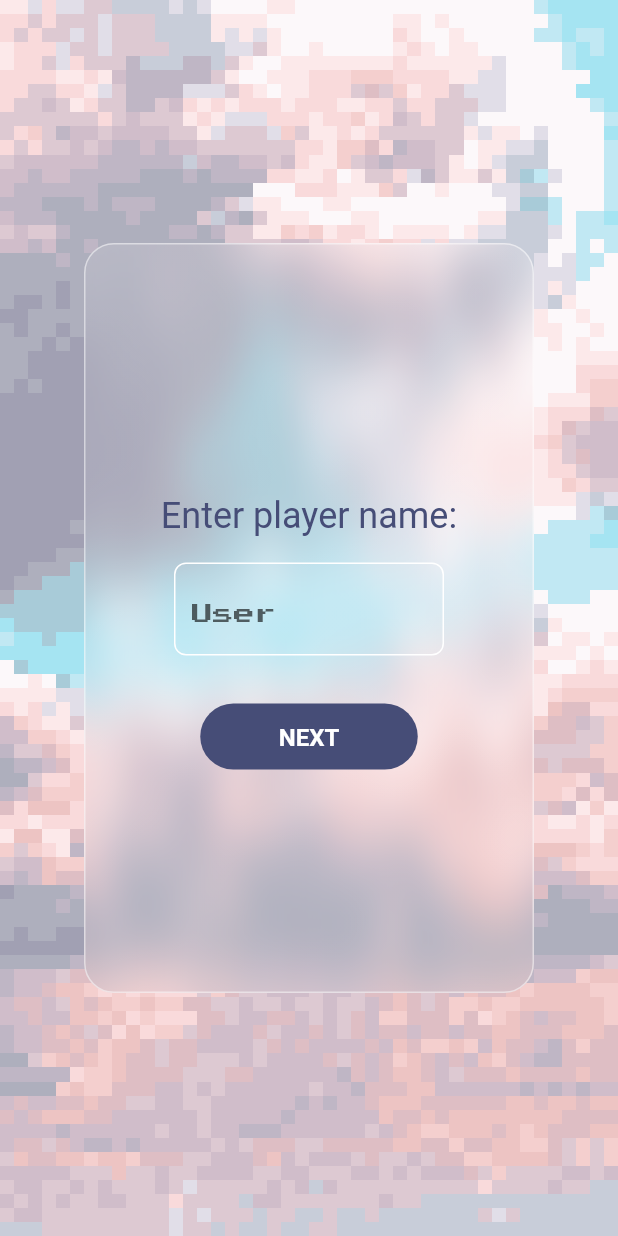
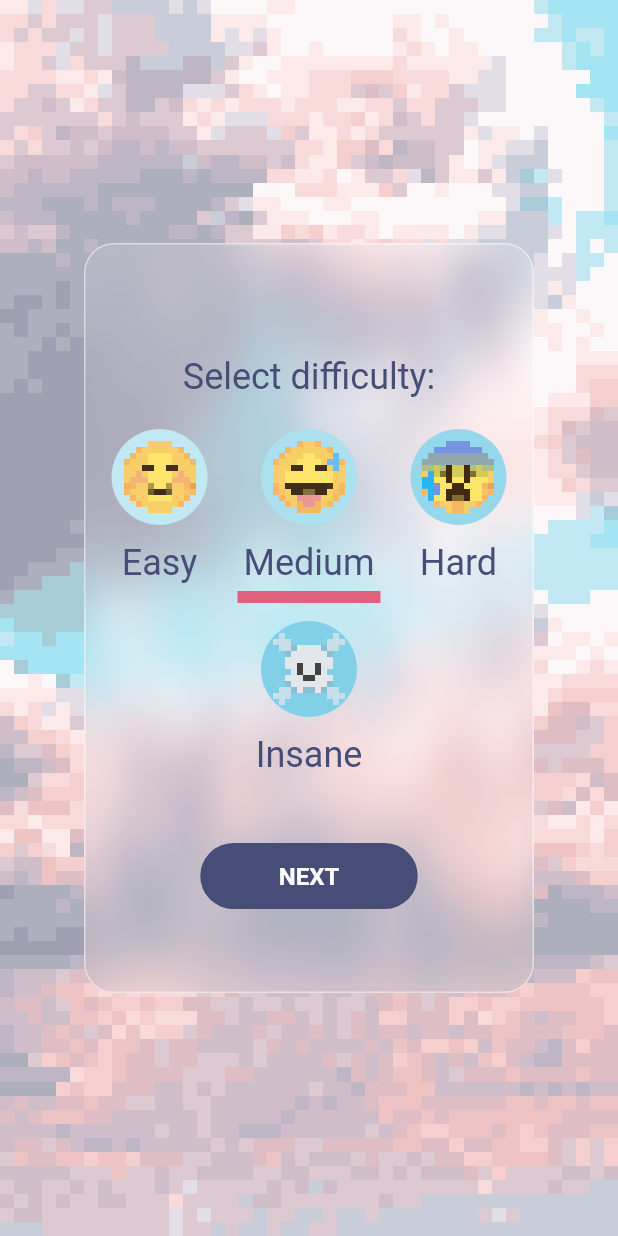
Before and after one commit to evanca/pixel_art_puzzle, a Flutter app: the screen it shows after launch, after a tap on "NEXT", on a phone screen of 412 x 824 dp. Run offline on Flutter 3.47's test engine with Material 2 defaults, Android fonts, the phone set to English and light mode, and no system bars; drawn by our look-alikes of glassmorphism, streaming_shared_preferences; our stand-ins replace bloc, equatable, flutter_bloc, gap, google_fonts, just_audio and 1 more; generated files the repository leaves out were written again; Roboto replaces fonts that are missing (Ubuntu).

Commit message:
Add difficulty selection

```diff
--- a/lib/app/home_page.dart
+++ b/lib/app/home_page.dart
@@ -7,6 +7,7 @@ import 'package:pixel_art_puzzle/widgets/multi_bloc_provider.dart';
 import '../colors/colors.dart';
 import '../layout/responsive_layout_builder.dart';
 import '../preferences/preferences.dart';
+import '../select_difficulty_page.dart';
 import '../theme/widgets/puzzle_button.dart';
 import '../widgets/glassmorphic_container.dart';
 
@@ -70,9 +71,17 @@ class HomePage extends StatelessWidget {
                   const Spacer()
                 ],
               ),
-              SizedBox(height: 32.0),
+              const SizedBox(height: 32.0),
               PuzzleButton(
-                onPressed: () {},
+                onPressed: () {
+                  Navigator.push(
+                    context,
+                    MaterialPageRoute<void>(
+                      builder: (BuildContext context) =>
+                          const SelectDifficultyPage(),
+                    ),
+                  );
+                },
                 child: Text(context.l10n.globalNext.toUpperCase()),
               ),
               SizedBox(height: isSmallSize ? 16.0 : 32.0),
--- a/lib/colors/colors.dart
+++ b/lib/colors/colors.dart
@@ -25,4 +25,9 @@ abstract class PuzzleColors {
 
   /// Pixel 50
   static const Color pixel50 = Color(0xFF464D77);
+
+  static const Color difficultyEasy = Color(0xFFC1E8F3);
+  static const Color difficultyMedium = Color(0xFFACE0EF);
+  static const Color difficultyHard = Color(0xFF96D8EB);
+  static const Color difficultyInsane = Color(0xFF81D0E7);
 }
--- a/lib/l10n/arb/app_en.arb
+++ b/lib/l10n/arb/app_en.arb
@@ -1,5 +1,6 @@
 {
     "@@locale": "en",
+    "selectDifficulty": "Select difficulty:",
     "enterPlayerName": "Enter player name:",
     "globalNext": "Next",
     "puzzleChangeTooltip": "Changing the theme will reset your score",
--- /dev/null
+++ b/lib/select_difficulty_page.dart
@@ -0,0 +1,104 @@
+import 'package:flutter/material.dart';
+import 'package:pixel_art_puzzle/l10n/l10n.dart';
+import 'package:pixel_art_puzzle/picture_upload/picture_upload_page.dart';
+import 'package:pixel_art_puzzle/preferences/preferences.dart';
+import 'package:pixel_art_puzzle/theme/widgets/puzzle_button.dart';
+import 'package:pixel_art_puzzle/widgets/difficulty_button.dart';
+import 'package:pixel_art_puzzle/widgets/glassmorphic_container.dart';
+import 'package:pixel_art_puzzle/widgets/multi_bloc_provider.dart';
+import 'package:streaming_shared_preferences/streaming_shared_preferences.dart';
+
+import 'app/size_helper.dart';
+import 'colors/colors.dart';
+import 'constants.dart';
+import 'layout/responsive_layout_builder.dart';
+
+class SelectDifficultyPage extends StatelessWidget {
+  const SelectDifficultyPage({Key? key}) : super(key: key);
+
+  @override
+  Widget build(BuildContext context) {
+    final isSmallSize =
+        SizeHelper.getSize(context) == ResponsiveLayoutSize.small;
+
+    return PuzzleMultiBlocProvider(
+      child: Scaffold(
+        body: Container(
+          decoration: const BoxDecoration(
+            image: DecorationImage(
+                image: AssetImage('assets/images/pixel_bg.png'),
+                fit: BoxFit.cover,
+                filterQuality: FilterQuality.none),
+          ),
+          child: PuzzleGlassmorphicContainer(
+            smallWidth: 300,
+            smallHeight: 500,
+            largeWidth: 750,
+            largeHeight: 500,
+            child: Column(
+              mainAxisAlignment: MainAxisAlignment.center,
+              children: [
+                const SizedBox(height: 32),
+                Text(context.l10n.selectDifficulty),
+                SizedBox(height: isSmallSize ? 16.0 : 32.0),
+                PreferenceBuilder(
+                  preference: Prefs().difficultyLevel,
+                  builder: (BuildContext context, value) {
+                    return Wrap(
+                      spacing: 16,
+                      runSpacing: 8,
+                      alignment: WrapAlignment.center,
+                      children: [
+                        DifficultyButton(
+                          assetName: 'assets/images/difficulty/easy_12px.png',
+                          backgroundColor: PuzzleColors.difficultyEasy,
+                          difficultyLevel: difficultyLevelEasy,
+                          puzzleSize: 2,
+                          label: "Easy",
+                        ),
+                        DifficultyButton(
+                          assetName: 'assets/images/difficulty/medium_12px.png',
+                          backgroundColor: PuzzleColors.difficultyMedium,
+                          difficultyLevel: difficultyLevelMedium,
+                          puzzleSize: 4,
+                          label: "Medium",
+                        ),
+                        DifficultyButton(
+                          assetName: 'assets/images/difficulty/hard_12px.png',
+                          backgroundColor: PuzzleColors.difficultyHard,
+                          difficultyLevel: difficultyLevelHard,
+                          puzzleSize: 5,
+                          label: "Hard",
+                        ),
+                        DifficultyButton(
+                          assetName: 'assets/images/difficulty/insane_12px.png',
+                          backgroundColor: PuzzleColors.difficultyInsane,
+                          difficultyLevel: difficultyLevelInsane,
+                          puzzleSize: 10,
+                          label: "Insane",
+                        ),
+                      ],
+                    );
+                  },
+                ),
+                const SizedBox(height: 32.0),
+                PuzzleButton(
+                  onPressed: () {
+                    Navigator.push(
+                      context,
+                      MaterialPageRoute<void>(
+                        builder: (BuildContext context) => PictureUploadPage(),
+                      ),
+                    );
+                  },
+                  child: Text(context.l10n.globalNext.toUpperCase()),
+                ),
+                SizedBox(height: isSmallSize ? 16.0 : 32.0),
+              ],
+            ),
+          ),
+        ),
+      ),
+    );
+  }
+}
--- /dev/null
+++ b/lib/widgets/difficulty_button.dart
@@ -0,0 +1,68 @@
+import 'package:flutter/material.dart';
+
+import '../app/size_helper.dart';
+import '../colors/colors.dart';
+import '../layout/responsive_layout_builder.dart';
+import '../preferences/preferences.dart';
+
+class DifficultyButton extends StatelessWidget {
+  final String assetName;
+  final Color backgroundColor;
+  final int difficultyLevel;
+  final int puzzleSize;
+  final String label;
+
+  const DifficultyButton(
+      {Key? key,
+      required this.assetName,
+      required this.backgroundColor,
+      required this.difficultyLevel,
+      required this.puzzleSize,
+      required this.label})
+      : super(key: key);
+
+  @override
+  Widget build(BuildContext context) {
+    final isSmallSize =
+        SizeHelper.getSize(context) == ResponsiveLayoutSize.small;
+
+    final bool isSelected =
+        Prefs().difficultyLevel.getValue() == difficultyLevel;
+
+    return GestureDetector(
+      onTap: () {
+        Prefs().difficultyLevel.setValue(difficultyLevel);
+        Prefs().puzzleSize.setValue(puzzleSize);
+      },
+      child: Column(
+        children: [
+          Container(
+            margin: EdgeInsets.all(isSmallSize ? 4.0 : 16.0),
+            padding: EdgeInsets.all(isSmallSize ? 8.0 : 24.0),
+            width: isSmallSize ? 64 : 100,
+            height: isSmallSize ? 64 : 100,
+            decoration:
+                BoxDecoration(shape: BoxShape.circle, color: backgroundColor),
+            child: Image.asset(
+              assetName,
+              fit: BoxFit.contain,
+              filterQuality: FilterQuality.none,
+            ),
+          ),
+          Container(
+            padding: const EdgeInsets.all(4),
+            child: Text(label),
+            decoration: BoxDecoration(
+              border: Border(
+                bottom: isSelected
+                    ? const BorderSide(
+                        width: 8.0, color: PuzzleColors.pixelPrimary)
+                    : const BorderSide(width: 8.0, color: Colors.transparent),
+              ),
+            ),
+          )
+        ],
+      ),
+    );
+  }
+}
--- a/pubspec.yaml
+++ b/pubspec.yaml
@@ -41,3 +41,4 @@ flutter:
     - assets/images/audio_control/
     - assets/images/dashatar/gallery/
     - assets/images/dashatar/success/
+    - assets/images/difficulty/
```
